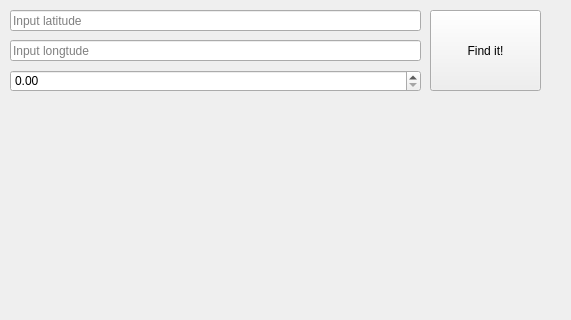
Bitrys/Zmih_Map, file map.ui: the form before one commit; both pictures show x 0 to 571 and y 0 to 320 of the 1122 by 895 pixel window.
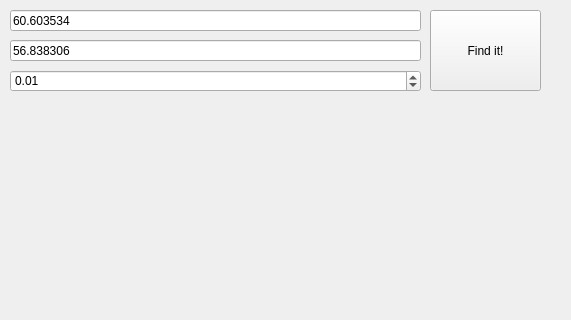
The form after the commit.

What changed in the file:
```diff
--- a/map.ui
+++ b/map.ui
@@ -22,6 +22,9 @@
      <height>21</height>
     </rect>
    </property>
+   <property name="text">
+    <string>60.603534</string>
+   </property>
    <property name="placeholderText">
     <string>Input latitude</string>
    </property>
@@ -48,6 +51,9 @@
      <height>21</height>
     </rect>
    </property>
+   <property name="text">
+    <string>56.838306</string>
+   </property>
    <property name="placeholderText">
     <string>Input longtude</string>
    </property>
@@ -77,6 +83,9 @@
    <property name="singleStep">
     <double>0.100000000000000</double>
    </property>
+   <property name="value">
+    <double>0.010000000000000</double>
+   </property>
   </widget>
  </widget>
  <resources/>
```
Left out of the diff: 2 changed lines with no effect on the pictures.
